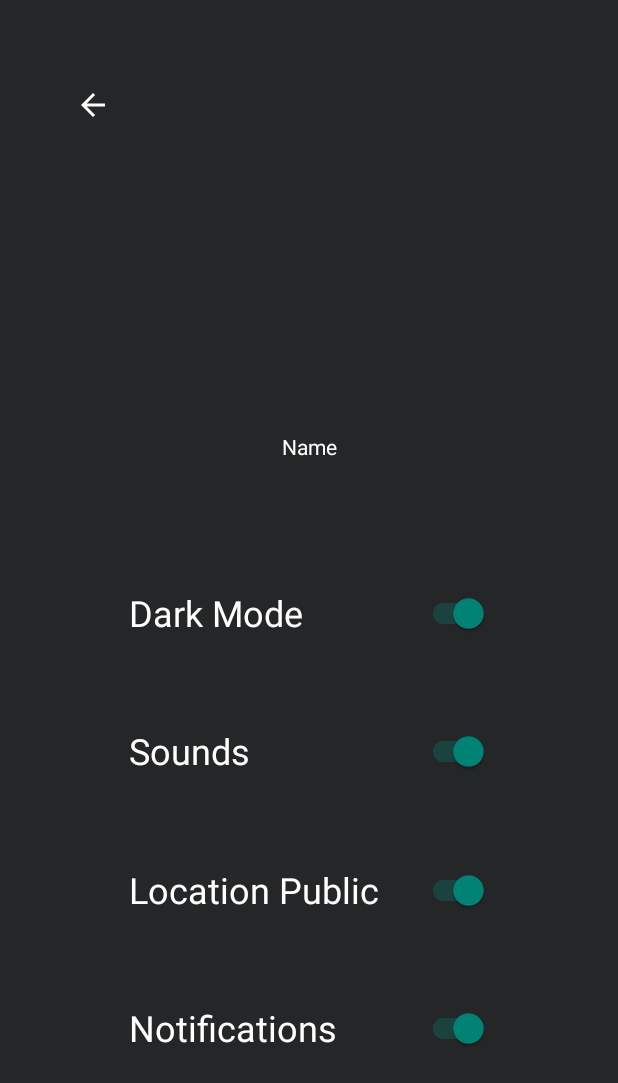
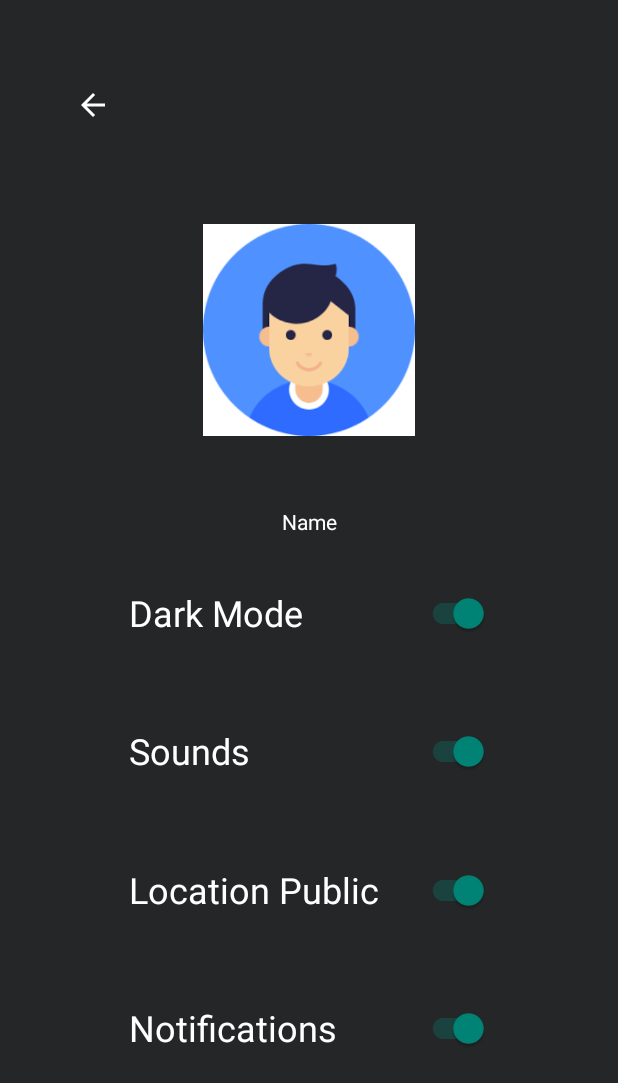
Before and after one commit to lwehrli32/BlitzBar, an Android app: the SettingsActivity screen opened directly, with no data from a screen before it, after a tap on "Dark Mode", on a phone screen of 412 x 824 dp. Shown: the top 1083 px of the screen. Run offline under Robolectric (Android 15) with nearby library versions, the phone set to English and light mode, and no system bars.

Commit message:
Getting bugs out of profile image

```diff
--- a/app/src/main/java/com/example/blitzbar/SettingsActivity.java
+++ b/app/src/main/java/com/example/blitzbar/SettingsActivity.java
@@ -106,15 +106,18 @@ public class SettingsActivity extends AppCompatActivity {
 
         if (sp.getBoolean("darkMode", false)) {
             setContentView(R.layout.activity_settings_dark);
+            userName = (TextView) findViewById(R.id.userNameDark);
+            profileImage = (ImageView) findViewById(R.id.profileImageDark);
             switchStateDark();
         } else {
             setContentView(R.layout.activity_settings);
+            userName = (TextView) findViewById(R.id.userName);
+            profileImage = (ImageView) findViewById(R.id.profileImage);
             switchState();
         }
 
         String userEmail = sp.getString("userEmail", "");
-        userName = (TextView) findViewById(R.id.userName);
-        profileImage = (ImageView) findViewById(R.id.profileImage);
+        //String image = sp.getString("image", "");
 
         if (userEmail != "") {
             Context context = getApplicationContext();
@@ -127,7 +130,10 @@ public class SettingsActivity extends AppCompatActivity {
 
             userName.setText(user.getFirst_name() + " " + user.getLast_name());
 
-            //TODO set profile image
+            //if (image == ""){
+                // set to default image
+                //profileImage.setImageResource();
+            //}
         }else{
             System.out.println("No user");
         }
--- a/app/src/main/res/layout/activity_settings_dark.xml
+++ b/app/src/main/res/layout/activity_settings_dark.xml
@@ -90,20 +90,8 @@
         app:srcCompat="?attr/homeAsUpIndicator"
         app:tint="@android:color/white" />
 
-    <ImageView
-        android:id="@+id/profileImage"
-        android:layout_width="wrap_content"
-        android:layout_height="wrap_content"
-        app:layout_constraintBottom_toTopOf="@+id/userName"
-        app:layout_constraintEnd_toEndOf="parent"
-        app:layout_constraintHorizontal_bias="0.498"
-        app:layout_constraintStart_toStartOf="parent"
-        app:layout_constraintTop_toTopOf="parent"
-        app:layout_constraintVertical_bias="0.737"
-        tools:srcCompat="@tools:sample/avatars" />
-
     <TextView
-        android:id="@+id/userName"
+        android:id="@+id/userNameDark"
         android:layout_width="wrap_content"
         android:layout_height="wrap_content"
         android:background="@android:color/transparent"
@@ -113,6 +101,17 @@
         app:layout_constraintEnd_toEndOf="parent"
         app:layout_constraintStart_toStartOf="parent"
         app:layout_constraintTop_toTopOf="parent"
-        app:layout_constraintVertical_bias="0.789" />
+        app:layout_constraintVertical_bias="0.925" />
+
+    <ImageView
+        android:id="@+id/profileImageDark"
+        android:layout_width="141dp"
+        android:layout_height="164dp"
+        app:layout_constraintBottom_toTopOf="@+id/userNameDark"
+        app:layout_constraintEnd_toEndOf="parent"
+        app:layout_constraintStart_toStartOf="parent"
+        app:layout_constraintTop_toTopOf="parent"
+        app:layout_constraintVertical_bias="0.794"
+        app:srcCompat="@drawable/default_account_image" />
 
 </androidx.constraintlayout.widget.ConstraintLayout>
```
Also changed, not shown: app/src/main/res/layout/activity_settings.xml (+12 -10 lines), app/src/main/res/drawable-v24/default_account_image.png (added).
